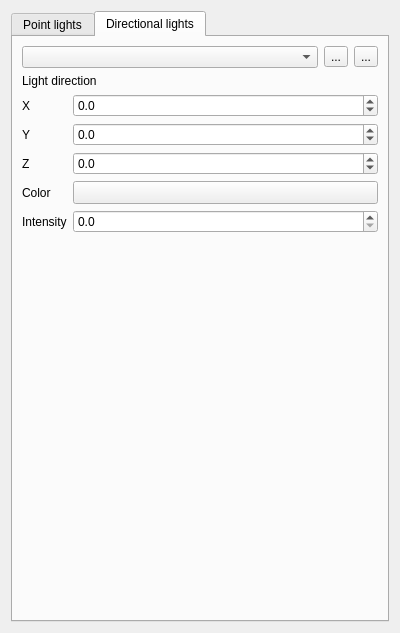
First picture: the form in src/ui/3d/qgslightswidget.ui, repository qgis/QGIS, before the edit.
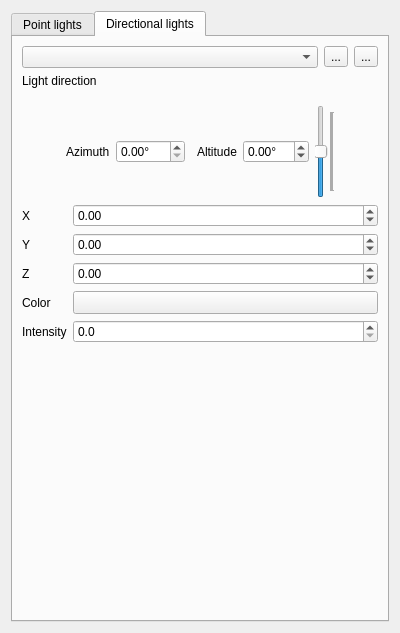
Second picture: the form after the edit. Custom widgets are drawn as their Qt base class.

Commit message: improve 3D ui for directional light

The edit to the form file:
```diff
--- a/src/ui/3d/qgslightswidget.ui
+++ b/src/ui/3d/qgslightswidget.ui
@@ -216,20 +216,77 @@
       <layout class="QGridLayout" name="gridLayout_4">
        <item row="1" column="0" colspan="3">
         <layout class="QGridLayout" name="gridLayout_3">
-         <item row="3" column="1">
-          <widget class="QgsDoubleSpinBox" name="spinDirectionZ">
-           <property name="decimals">
-            <number>1</number>
-           </property>
-           <property name="minimum">
-            <double>-9999999.000000000000000</double>
-           </property>
-           <property name="maximum">
-            <double>9999999.000000000000000</double>
-           </property>
-          </widget>
-         </item>
          <item row="4" column="1">
+          <widget class="QgsDoubleSpinBox" name="spinDirectionZ">
+           <property name="decimals">
+            <number>2</number>
+           </property>
+           <property name="minimum">
+            <double>-9999999.000000000000000</double>
+           </property>
+           <property name="maximum">
+            <double>9999999.000000000000000</double>
+           </property>
+          </widget>
+         </item>
+         <item row="4" column="0">
+          <widget class="QLabel" name="label_10">
+           <property name="text">
+            <string>Z</string>
+           </property>
+          </widget>
+         </item>
+         <item row="5" column="0">
+          <widget class="QLabel" name="label_16">
+           <property name="text">
+            <string>Color</string>
+           </property>
+          </widget>
+         </item>
+         <item row="2" column="1">
+          <widget class="QgsDoubleSpinBox" name="spinDirectionX">
+           <property name="decimals">
+            <number>2</number>
+           </property>
+           <property name="minimum">
+            <double>-9999999.000000000000000</double>
+           </property>
+           <property name="maximum">
+            <double>9999999.000000000000000</double>
+           </property>
+          </widget>
+         </item>
+         <item row="3" column="0">
+          <widget class="QLabel" name="label_13">
+           <property name="text">
+            <string>Y</string>
+           </property>
+          </widget>
+         </item>
+         <item row="6" column="1">
+          <widget class="QgsDoubleSpinBox" name="spinDirectionalIntensity">
+           <property name="decimals">
+            <number>1</number>
+           </property>
+           <property name="maximum">
+            <double>999999.000000000000000</double>
+           </property>
+          </widget>
+         </item>
+         <item row="3" column="1">
+          <widget class="QgsDoubleSpinBox" name="spinDirectionY">
+           <property name="decimals">
+            <number>2</number>
+           </property>
+           <property name="minimum">
+            <double>-9999999.000000000000000</double>
+           </property>
+           <property name="maximum">
+            <double>9999999.000000000000000</double>
+           </property>
+          </widget>
+         </item>
+         <item row="5" column="1">
           <widget class="QgsColorButton" name="btnDirectionalColor">
            <property name="sizePolicy">
             <sizepolicy hsizetype="Expanding" vsizetype="Fixed">
@@ -245,71 +302,7 @@
            </property>
           </widget>
          </item>
-         <item row="5" column="0">
-          <widget class="QLabel" name="label_14">
-           <property name="text">
-            <string>Intensity</string>
-           </property>
-          </widget>
-         </item>
          <item row="2" column="0">
-          <widget class="QLabel" name="label_13">
-           <property name="text">
-            <string>Y</string>
-           </property>
-          </widget>
-         </item>
-         <item row="3" column="0">
-          <widget class="QLabel" name="label_10">
-           <property name="text">
-            <string>Z</string>
-           </property>
-          </widget>
-         </item>
-         <item row="2" column="1">
-          <widget class="QgsDoubleSpinBox" name="spinDirectionY">
-           <property name="decimals">
-            <number>1</number>
-           </property>
-           <property name="minimum">
-            <double>-9999999.000000000000000</double>
-           </property>
-           <property name="maximum">
-            <double>9999999.000000000000000</double>
-           </property>
-          </widget>
-         </item>
-         <item row="1" column="1">
-          <widget class="QgsDoubleSpinBox" name="spinDirectionX">
-           <property name="decimals">
-            <number>1</number>
-           </property>
-           <property name="minimum">
-            <double>-9999999.000000000000000</double>
-           </property>
-           <property name="maximum">
-            <double>9999999.000000000000000</double>
-           </property>
-          </widget>
-         </item>
-         <item row="5" column="1">
-          <widget class="QgsDoubleSpinBox" name="spinDirectionalIntensity">
-           <property name="decimals">
-            <number>1</number>
-           </property>
-           <property name="maximum">
-            <double>999999.000000000000000</double>
-           </property>
-          </widget>
-         </item>
-         <item row="4" column="0">
-          <widget class="QLabel" name="label_16">
-           <property name="text">
-            <string>Color</string>
-           </property>
-          </widget>
-         </item>
-         <item row="1" column="0">
           <widget class="QLabel" name="label_17">
            <property name="text">
             <string>X</string>
@@ -323,6 +316,108 @@
            </property>
           </widget>
          </item>
+         <item row="6" column="0">
+          <widget class="QLabel" name="label_14">
+           <property name="text">
+            <string>Intensity</string>
+           </property>
+          </widget>
+         </item>
+         <item row="1" column="0" colspan="2">
+          <layout class="QHBoxLayout" name="directionLightLayout">
+           <property name="topMargin">
+            <number>11</number>
+           </property>
+           <item>
+            <spacer name="horizontalSpacer_2">
+             <property name="orientation">
+              <enum>Qt::Horizontal</enum>
+             </property>
+             <property name="sizeHint" stdset="0">
+              <size>
+               <width>40</width>
+               <height>20</height>
+              </size>
+             </property>
+            </spacer>
+           </item>
+           <item>
+            <widget class="QLabel" name="label_12">
+             <property name="text">
+              <string>Azimuth</string>
+             </property>
+            </widget>
+           </item>
+           <item>
+            <widget class="QDoubleSpinBox" name="spinBoxAzimuth">
+             <property name="suffix">
+              <string>°</string>
+             </property>
+             <property name="maximum">
+              <double>360.000000000000000</double>
+             </property>
+            </widget>
+           </item>
+           <item>
+            <widget class="QWidget" name="directionCmpassWidget" native="true"/>
+           </item>
+           <item>
+            <widget class="QLabel" name="altitudeSpinBox">
+             <property name="text">
+              <string>Altitude</string>
+             </property>
+            </widget>
+           </item>
+           <item>
+            <widget class="QDoubleSpinBox" name="spinBoxAltitude">
+             <property name="suffix">
+              <string>°</string>
+             </property>
+             <property name="minimum">
+              <double>-90.000000000000000</double>
+             </property>
+             <property name="maximum">
+              <double>90.000000000000000</double>
+             </property>
+            </widget>
+           </item>
+           <item>
+            <widget class="QSlider" name="sliderAltitude">
+             <property name="minimum">
+              <number>-90</number>
+             </property>
+             <property name="maximum">
+              <number>90</number>
+             </property>
+             <property name="tracking">
+              <bool>true</bool>
+             </property>
+             <property name="orientation">
+              <enum>Qt::Vertical</enum>
+             </property>
+             <property name="tickPosition">
+              <enum>QSlider::TicksBelow</enum>
+             </property>
+             <property name="tickInterval">
+              <number>2</number>
+             </property>
+            </widget>
+           </item>
+           <item>
+            <spacer name="horizontalSpacer">
+             <property name="orientation">
+              <enum>Qt::Horizontal</enum>
+             </property>
+             <property name="sizeHint" stdset="0">
+              <size>
+               <width>40</width>
+               <height>20</height>
+              </size>
+             </property>
+            </spacer>
+           </item>
+          </layout>
+         </item>
         </layout>
        </item>
        <item row="0" column="2">
```
The commit also changes 2 other files.
